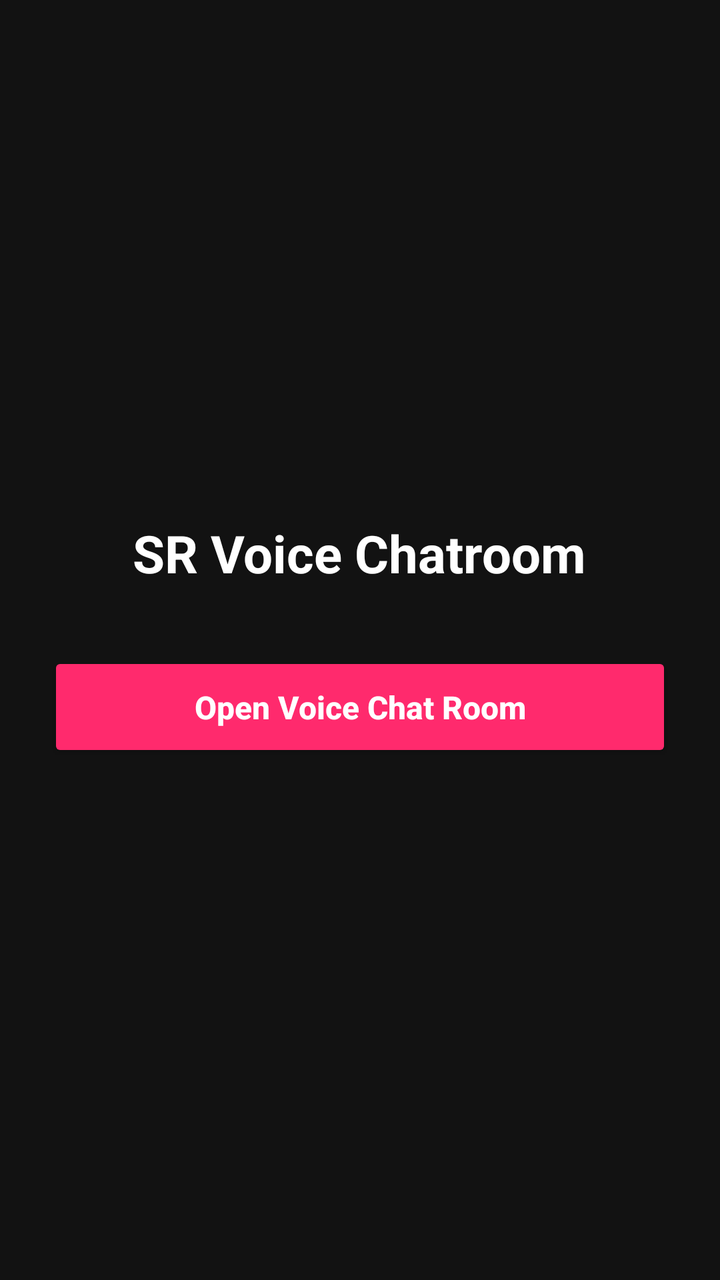
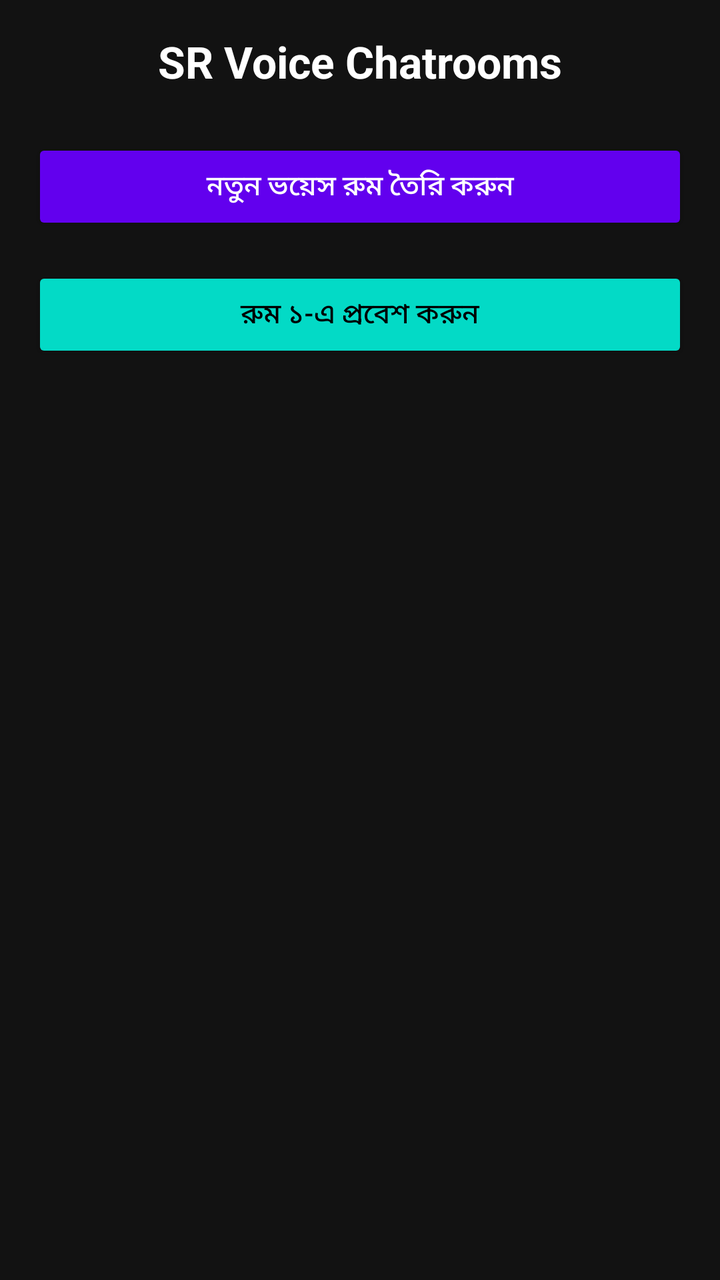

An Android layout rendered at two revisions. The XML below is the earlier revision; the diff shows what the commit changed to produce the second picture.
<!-- AndroidManifest.xml: application theme Theme.AppCompat.Light.NoActionBar -->
<!-- res/layout/activity_main.xml -->
<?xml version="1.0" encoding="utf-8"?>
<LinearLayout xmlns:android="http://schemas.android.com/apk/res/android"
    android:layout_width="match_parent"
    android:layout_height="match_parent"
    android:background="#121212"
    android:gravity="center"
    android:orientation="vertical"
    android:padding="24dp">

    <TextView
        android:layout_width="wrap_content"
        android:layout_height="wrap_content"
        android:text="SR Voice Chatroom"
        android:textColor="#FFFFFF"
        android:textSize="26sp"
        android:textStyle="bold"
        android:layout_marginBottom="32dp"/>

    <Button
        android:id="@+id/walletButton"
        android:layout_width="match_parent"
        android:layout_height="55dp"
        android:text="Open Voice Chat Room"
        android:textAllCaps="false"
        android:backgroundTint="#FF2A6D"
        android:textColor="#FFFFFF"
        android:textSize="16sp"
        android:textStyle="bold"/>

</LinearLayout>
<!-- resources referenced by this layout -->
<resources>

</resources>

<!-- the commit's change to res/layout/activity_main.xml (unified diff, before → after) -->
@@ -2,29 +2,37 @@
 <LinearLayout xmlns:android="http://schemas.android.com/apk/res/android"
     android:layout_width="match_parent"
     android:layout_height="match_parent"
+    android:orientation="vertical"
+    android:padding="16dp"
     android:background="#121212"
-    android:gravity="center"
-    android:orientation="vertical"
-    android:padding="24dp">
+    android:gravity="center_horizontal">
 
     <TextView
         android:layout_width="wrap_content"
         android:layout_height="wrap_content"
-        android:text="SR Voice Chatroom"
+        android:text="SR Voice Chatrooms"
         android:textColor="#FFFFFF"
-        android:textSize="26sp"
+        android:textSize="22sp"
         android:textStyle="bold"
-        android:layout_marginBottom="32dp"/>
+        android:layout_marginBottom="24dp"/>
 
     <Button
-        android:id="@+id/walletButton"
+        android:id="@+id/createRoomButton"
         android:layout_width="match_parent"
-        android:layout_height="55dp"
-        android:text="Open Voice Chat Room"
-        android:textAllCaps="false"
-        android:backgroundTint="#FF2A6D"
+        android:layout_height="wrap_content"
+        android:text="নতুন ভয়েস রুম তৈরি করুন"
+        android:backgroundTint="#6200EE"
         android:textColor="#FFFFFF"
-        android:textSize="16sp"
-        android:textStyle="bold"/>
+        android:padding="12dp"
+        android:layout_marginBottom="16dp"/>
+
+    <Button
+        android:id="@+id/joinRoomButton"
+        android:layout_width="match_parent"
+        android:layout_height="wrap_content"
+        android:text="রুম ১-এ প্রবেশ করুন"
+        android:backgroundTint="#03DAC6"
+        android:textColor="#000000"
+        android:padding="12dp"/>
 
 </LinearLayout>
